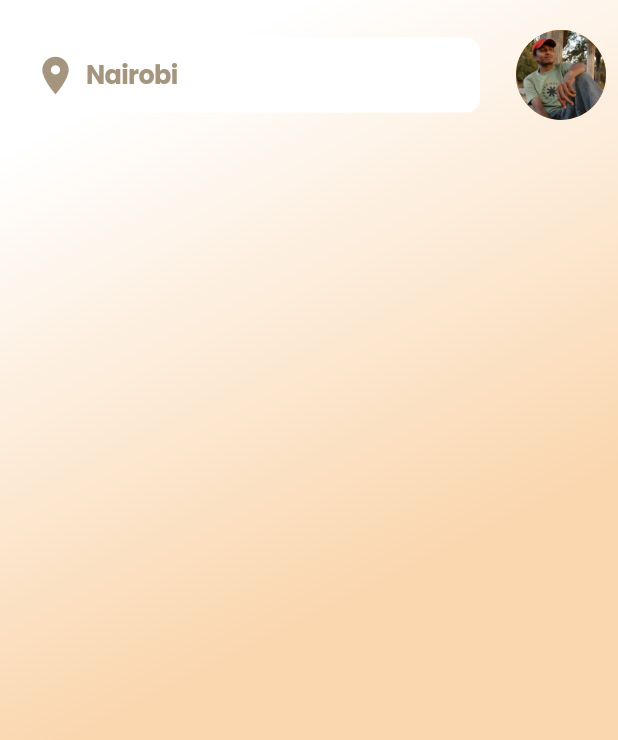
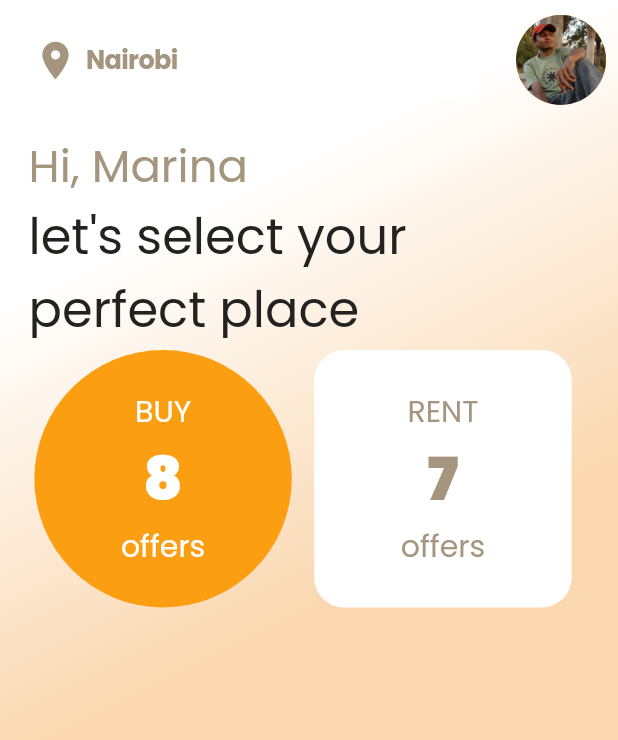
Before and after one commit to ogaroh/mp_flutter_test, a Flutter app: the screen it shows after launch, on a phone screen of 412 x 824 dp. Shown: the top 740 px of the screen. Run offline on Flutter 3.47's test engine with Material 3 defaults, Android fonts, the phone set to English and light mode, and no system bars; our stand-ins replace bloc, flutter_bloc, google_fonts; generated files the repository leaves out were written again.

Commit message:
feat: buy rent buttons

```diff
--- a/lib/app/theme/theme.dart
+++ b/lib/app/theme/theme.dart
@@ -4,10 +4,23 @@ import 'package:moniepoint_test/app/theme/colors.dart';
 
 final kDefaultFontFamily = GoogleFonts.getFont('Poppins').fontFamily;
 
+const kDefaultLinearGradient = LinearGradient(
+  begin: Alignment.topLeft,
+  end: Alignment.bottomRight,
+  stops: [0.1, 0.2, 0.5, 0.7],
+  colors: [
+    kDefaultWhite,
+    kDefaultWhite,
+    kLightOrange,
+    kLightOrange,
+  ],
+);
+
 final theme = ThemeData(
   primaryColor: kDefaultOrange,
   useMaterial3: true,
   fontFamily: kDefaultFontFamily,
+  scaffoldBackgroundColor: Colors.transparent,
   appBarTheme: const AppBarTheme(
     backgroundColor: Colors.transparent,
     iconTheme: IconThemeData(
--- a/lib/home/views/pages/home.dart
+++ b/lib/home/views/pages/home.dart
@@ -1,3 +1,5 @@
+import 'dart:developer';
+
 import 'package:flutter/cupertino.dart';
 import 'package:flutter/material.dart';
 import 'package:flutter_bloc/flutter_bloc.dart';
@@ -5,6 +7,7 @@ import 'package:moniepoint_test/app/theme/colors.dart';
 import 'package:moniepoint_test/app/theme/theme.dart';
 
 import 'package:moniepoint_test/home/cubit/home_cubit.dart';
+import 'package:moniepoint_test/home/data/models/listing.dart';
 import 'package:moniepoint_test/home/data/sources/local.dart';
 
 class HomePage extends StatelessWidget {
@@ -30,23 +33,20 @@ class HomeView extends StatelessWidget {
     return Container(
       height: height,
       width: width,
-      decoration: const BoxDecoration(
-        gradient: LinearGradient(
-          begin: Alignment.topLeft,
-          end: Alignment.bottomRight,
-          stops: [0.1, 0.5, 0.7],
-          colors: [
-            kDefaultWhite,
-            kLightOrange,
-            kLightOrange,
-          ],
+      decoration: const BoxDecoration(gradient: kDefaultLinearGradient),
+      child: Scaffold(
+        extendBody: true,
+        appBar: homeAppBar,
+        body: const HomeBody(),
       ),
-      ),
-      child: Scaffold(
-        backgroundColor: Colors.transparent,
-        appBar: AppBar(
+    );
+  }
+}
+
+// home app bar
+final AppBar homeAppBar = AppBar(
   centerTitle: false,
-          toolbarHeight: 100,
+  toolbarHeight: 80,
   title: SizedBox(
     height: 50,
     child: CupertinoSearchTextField(
@@ -80,18 +80,188 @@ class HomeView extends StatelessWidget {
     ),
   ],
   backgroundColor: Colors.transparent,
+);
+
+// header section
+class Header extends StatelessWidget {
+  const Header({super.key});
+
+  @override
+  Widget build(BuildContext context) {
+    final height = MediaQuery.of(context).size.height;
+
+    return Container(
+      height: height / 6,
+      padding: const EdgeInsets.symmetric(horizontal: 3),
+      child: RichText(
+        text: TextSpan(
+          text: 'Hi, Marina\n',
+          children: [
+            TextSpan(
+              text: "let's select your perfect place",
+              style: TextStyle(
+                color: kDefaultBlack,
+                fontSize: 33,
+                fontFamily: kDefaultFontFamily,
               ),
-        body: const HomeBody(),
+            ),
+          ],
+          style: TextStyle(
+            color: kDefaultGrey,
+            fontSize: 30,
+            fontFamily: kDefaultFontFamily,
+          ),
+        ),
       ),
     );
   }
 }
 
+// buttons
+class BuyRentButtons extends StatelessWidget {
+  const BuyRentButtons({super.key});
+
+  @override
+  Widget build(BuildContext context) {
+    return Row(
+      mainAxisAlignment: MainAxisAlignment.spaceEvenly,
+      children: [
+        BuyButton(
+          listings: kListings
+              .where((listing) => listing.type == ListingType.purchase)
+              .toList()
+              .length,
+        ),
+        RentButton(
+          listings: kListings
+              .where((listing) => listing.type == ListingType.rental)
+              .toList()
+              .length,
+        ),
+      ],
+    );
+  }
+}
+
+// buy button
+class BuyButton extends StatelessWidget {
+  const BuyButton({required this.listings, super.key});
+  final int listings;
+
+  @override
+  Widget build(BuildContext context) {
+    final width = MediaQuery.of(context).size.width;
+
+    return InkWell(
+      onTap: () => log('Buy button pressed'),
+      child: CircleAvatar(
+        radius: width / 4.8,
+        backgroundColor: kDefaultOrange,
+        child: RichText(
+          textAlign: TextAlign.center,
+          text: TextSpan(
+            text: 'BUY\n',
+            children: [
+              TextSpan(
+                text: '$listings\n',
+                style: TextStyle(
+                  color: kDefaultWhite,
+                  fontSize: 40,
+                  fontFamily: kDefaultFontFamily,
+                  fontWeight: FontWeight.w900,
+                ),
+              ),
+              const TextSpan(
+                text: 'offers',
+              ),
+            ],
+            style: TextStyle(
+              color: kDefaultWhite,
+              fontSize: 20,
+              fontFamily: kDefaultFontFamily,
+              fontWeight: FontWeight.normal,
+            ),
+          ),
+        ),
+      ),
+    );
+  }
+}
+
+// rent button
+class RentButton extends StatelessWidget {
+  const RentButton({required this.listings, super.key});
+  final int listings;
+
+  @override
+  Widget build(BuildContext context) {
+    final width = MediaQuery.of(context).size.width;
+
+    return Padding(
+      padding: const EdgeInsets.all(8),
+      child: InkWell(
+        onTap: () => log('Rent button pressed'),
+        child: Container(
+          width: width / 2.4,
+          height: width / 2.4,
+          decoration: BoxDecoration(
+            color: kDefaultWhite,
+            borderRadius: BorderRadius.circular(20),
+          ),
+          // backgroundColor: kDefaultWhite,
+          child: Center(
+            child: RichText(
+              textAlign: TextAlign.center,
+              text: TextSpan(
+                text: 'RENT\n',
+                children: [
+                  TextSpan(
+                    text: '$listings\n',
+                    style: TextStyle(
+                      color: kDefaultGrey,
+                      fontSize: 40,
+                      fontFamily: kDefaultFontFamily,
+                      fontWeight: FontWeight.w900,
+                    ),
+                  ),
+                  const TextSpan(
+                    text: 'offers',
+                  ),
+                ],
+                style: TextStyle(
+                  color: kDefaultGrey,
+                  fontSize: 20,
+                  fontFamily: kDefaultFontFamily,
+                  fontWeight: FontWeight.normal,
+                ),
+              ),
+            ),
+          ),
+        ),
+      ),
+    );
+  }
+}
+
+// home body
 class HomeBody extends StatelessWidget {
   const HomeBody({super.key});
 
   @override
   Widget build(BuildContext context) {
-    return const Column();
+    return const SingleChildScrollView(
+      child: Padding(
+        padding: EdgeInsets.symmetric(
+          vertical: 8,
+          horizontal: 16,
+        ),
+        child: Column(
+          children: [
+            Header(),
+            BuyRentButtons(),
+          ],
+        ),
+      ),
+    );
   }
 }
```
Lines whose indentation alone changed are shown as unchanged.
